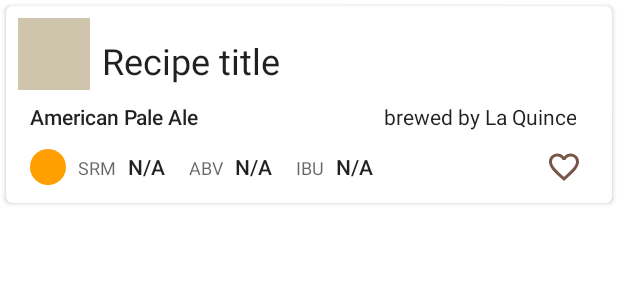
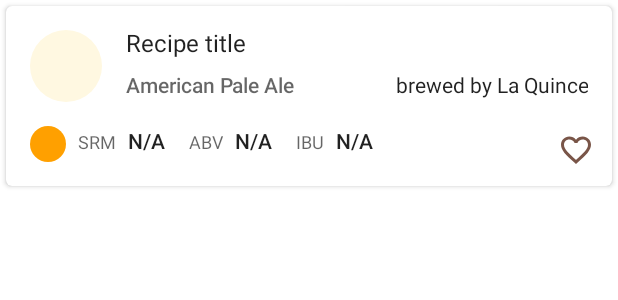
Before and after one commit to urizev/birritas, an Android app: the layout cell_beer_card.xml on its own in the app's theme, with its tools: preview values and no code run, on a phone screen of 412 x 824 dp. Shown: the top 300 px of the screen. Run offline under Robolectric (Android 15) with nearby library versions, the phone set to English and light mode, and no system bars.

Commit message:
Design fixes

```diff
--- a/app/src/main/java/com/urizev/birritas/view/brewery/BreweryPresenter.java
+++ b/app/src/main/java/com/urizev/birritas/view/brewery/BreweryPresenter.java
@@ -113,7 +113,7 @@ class BreweryPresenter extends Presenter<BreweryPresenterViewState> {
         RxUtils.assertComputationThread();
 
         ImageSet labels = beer.labels();
-        String icon = labels != null ? labels.icon() : null;
+        String icon = labels != null ? labels.medium() : null;
         int srmColor = mNoSrmColor;
         String srmValue = mNa;
         SRM srm = beer.srm();
--- a/app/src/main/java/com/urizev/birritas/view/featured/FeaturedPresenter.java
+++ b/app/src/main/java/com/urizev/birritas/view/featured/FeaturedPresenter.java
@@ -134,7 +134,13 @@ class FeaturedPresenter extends Presenter<FeaturedViewState> {
         if (breweries != null && !breweries.isEmpty()) {
             List<String> breweryNames = new ArrayList<>(breweries.size());
             for(Brewery brewery : breweries) {
-                breweryNames.add(brewery.shortName());
+                String name = brewery.shortName();
+                if (TextUtils.isEmpty(name)) {
+                    name = brewery.name();
+                }
+                if (!TextUtils.isEmpty(name)) {
+                    breweryNames.add(name);
+                }
             }
             brewedBy = TextUtils.join(", ", breweryNames);
         }
--- a/app/src/main/res/layout/cell_beer_card.xml
+++ b/app/src/main/res/layout/cell_beer_card.xml
@@ -2,134 +2,137 @@
 <FrameLayout
     xmlns:android="http://schemas.android.com/apk/res/android"
     xmlns:app="http://schemas.android.com/apk/res-auto"
+    xmlns:tools="http://schemas.android.com/tools"
     android:layout_width="match_parent"
-    android:layout_height="wrap_content"
-    xmlns:tools="http://schemas.android.com/tools">
+    android:layout_height="wrap_content">
 
     <android.support.v7.widget.CardView
         android:id="@+id/card"
-        app:cardCornerRadius="@dimen/cardview_outer_padding"
         android:layout_width="match_parent"
         android:layout_height="wrap_content"
-        android:layout_margin="@dimen/cardview_outer_padding">
-        <LinearLayout
-            android:orientation="vertical"
+        android:layout_margin="@dimen/cardview_outer_padding"
+        app:cardCornerRadius="@dimen/cardview_outer_padding">
+
+        <android.support.constraint.ConstraintLayout
             android:layout_width="match_parent"
             android:layout_height="wrap_content">
-            <LinearLayout
-                android:orientation="horizontal"
-                android:layout_width="match_parent"
-                android:layout_height="wrap_content">
-                <ImageView
+
+            <de.hdodenhof.circleimageview.CircleImageView
                 android:id="@+id/beer_label"
-                    android:layout_margin="@dimen/card_title_padding_bottom"
-                    android:background="@color/colorImagePlaceholder"
+                android:layout_width="@dimen/cell_beer_label_image_height"
+                android:layout_height="@dimen/cell_beer_label_image_height"
+                android:layout_marginStart="@dimen/activity_vertical_margin"
+                android:layout_marginTop="@dimen/activity_vertical_margin"
+                android:src="@color/colorImagePlaceholder"
                 android:contentDescription="@string/beer_label_image"
-                    android:layout_width="@dimen/cell_beer_label_image_height"
-                    android:layout_height="@dimen/cell_beer_label_image_height" />
+                app:layout_constraintStart_toStartOf="parent"
+                app:layout_constraintTop_toTopOf="parent"/>
 
             <TextView
                 android:id="@+id/beer_title"
-                    tools:text="Recipe title"
+                style="@style/TextAppearance.AppCompat.Subhead"
+                android:layout_width="0dp"
+                android:layout_height="wrap_content"
+                android:layout_marginLeft="@dimen/card_title_padding_horizontal"
+                android:layout_marginRight="@dimen/card_title_padding_horizontal"
+                android:ellipsize="end"
                 android:includeFontPadding="false"
                 android:maxLines="1"
-                    android:ellipsize="end"
-                    android:paddingTop="@dimen/card_title_padding_top"
-                    android:layout_marginRight="@dimen/card_title_padding_horizontal"
-                    android:layout_marginEnd="@dimen/card_title_padding_horizontal"
-                    android:paddingBottom="@dimen/card_title_padding_bottom"
-                    android:layout_weight="1"
-                    android:layout_width="0dp"
-                    android:layout_height="wrap_content"
-                    style="@style/TextAppearance.AppCompat.Headline"/>
-            </LinearLayout>
+                app:layout_constraintLeft_toRightOf="@id/beer_label"
+                app:layout_constraintRight_toRightOf="parent"
+                app:layout_constraintTop_toTopOf="@id/beer_label"
+                tools:text="Recipe title"/>
 
-            <LinearLayout
-                android:paddingLeft="@dimen/card_title_padding_horizontal"
-                android:paddingStart="@dimen/card_title_padding_horizontal"
-                android:paddingRight="@dimen/card_title_padding_horizontal"
-                android:paddingEnd="@dimen/card_title_padding_horizontal"
-                android:paddingBottom="@dimen/card_title_padding_bottom"
-                android:layout_width="match_parent"
-                android:layout_height="wrap_content">
             <TextView
                 android:id="@+id/beer_style"
-                    tools:text="American Pale Ale"
                 android:layout_width="wrap_content"
                 android:layout_height="wrap_content"
-                    style="@style/Base.TextAppearance.AppCompat.Body2"/>
+                android:layout_marginTop="8dp"
+                android:maxLines="1"
+                android:textColor="?android:attr/textColorSecondary"
+                app:layout_constraintLeft_toLeftOf="@id/beer_title"
+                app:layout_constraintTop_toBottomOf="@id/beer_title"
+                style="@style/Base.TextAppearance.AppCompat.Body2"
+                tools:text="American Pale Ale"/>
 
             <TextView
                 android:id="@+id/brewed_by"
-                    tools:text="brewed by La Quince"
-                    android:gravity="end"
-                    android:layout_marginLeft="@dimen/cell_featured_param_padding"
-                    android:layout_marginRight="@dimen/cell_featured_param_padding"
-                    android:layout_weight="1"
+                style="@style/Base.TextAppearance.AppCompat.Body1"
                 android:layout_width="0dp"
                 android:layout_height="wrap_content"
-                    style="@style/Base.TextAppearance.AppCompat.Body1"/>
-            </LinearLayout>
-            <LinearLayout
-                android:paddingBottom="@dimen/card_title_padding_bottom"
-                android:paddingLeft="@dimen/card_title_padding_horizontal"
-                android:paddingStart="@dimen/card_title_padding_horizontal"
-                android:paddingRight="@dimen/card_title_padding_horizontal"
-                android:paddingEnd="@dimen/card_title_padding_horizontal"
-                android:gravity="center"
-                android:layout_width="match_parent"
-                android:layout_height="wrap_content">
+                android:layout_marginLeft="@dimen/cell_featured_param_padding"
+                android:maxLines="1"
+                app:layout_constraintRight_toRightOf="@id/beer_title"
+                app:layout_constraintBaseline_toBaselineOf="@id/beer_style"
+                app:layout_constraintLeft_toRightOf="@id/beer_style"
+                android:gravity="end"
+                tools:text="brewed by La Quince"/>
+
             <android.support.v7.widget.AppCompatImageView
                 android:id="@+id/srm_color"
+                android:layout_width="@dimen/cell_beer_card_color_size"
+                android:layout_height="@dimen/cell_beer_card_color_size"
+                android:layout_marginBottom="@dimen/activity_vertical_margin"
+                android:layout_marginTop="@dimen/card_title_padding_horizontal"
                 android:src="@drawable/circle"
-                    app:tint="@color/colorPrimaryDark"
-                    android:layout_width="@dimen/cell_beer_card_color_size"
-                    android:layout_height="@dimen/cell_beer_card_color_size" />
+                app:layout_constraintBottom_toBottomOf="parent"
+                app:layout_constraintLeft_toLeftOf="@id/beer_label"
+                app:layout_constraintTop_toBottomOf="@id/beer_label"
+                app:tint="@color/colorPrimaryDark"/>
+
             <com.urizev.birritas.ui.FeatureBeerCellParamView
                 android:id="@+id/srm_param"
+                android:layout_width="wrap_content"
+                android:layout_height="wrap_content"
+                app:layout_constraintTop_toTopOf="@id/srm_color"
+                app:layout_constraintLeft_toRightOf="@id/srm_color"
+                android:paddingEnd="@dimen/cell_featured_param_padding"
+                android:paddingLeft="@dimen/cell_featured_param_padding"
+                android:paddingRight="@dimen/cell_featured_param_padding"
+                android:paddingStart="@dimen/cell_featured_param_padding"
                 app:nameText="@string/SRM"
-                    app:valueText="@string/n_a"
-                    android:paddingStart="@dimen/cell_featured_param_padding"
-                    android:paddingLeft="@dimen/cell_featured_param_padding"
-                    android:paddingEnd="@dimen/cell_featured_param_padding"
-                    android:paddingRight="@dimen/cell_featured_param_padding"
-                    android:layout_width="wrap_content"
-                    android:layout_height="wrap_content" />
+                app:valueText="@string/n_a"/>
+
             <com.urizev.birritas.ui.FeatureBeerCellParamView
                 android:id="@+id/abv_param"
+                android:layout_width="wrap_content"
+                android:layout_height="wrap_content"
+                app:layout_constraintTop_toTopOf="@id/srm_param"
+                app:layout_constraintLeft_toRightOf="@id/srm_param"
+                android:paddingEnd="@dimen/cell_featured_param_padding"
+                android:paddingLeft="@dimen/cell_featured_param_padding"
+                android:paddingRight="@dimen/cell_featured_param_padding"
+                android:paddingStart="@dimen/cell_featured_param_padding"
                 app:nameText="@string/ABV"
-                    app:valueText="@string/n_a"
-                    android:paddingStart="@dimen/cell_featured_param_padding"
-                    android:paddingLeft="@dimen/cell_featured_param_padding"
-                    android:paddingEnd="@dimen/cell_featured_param_padding"
-                    android:paddingRight="@dimen/cell_featured_param_padding"
-                    android:layout_width="wrap_content"
-                    android:layout_height="wrap_content" />
+                app:valueText="@string/n_a"/>
+
             <com.urizev.birritas.ui.FeatureBeerCellParamView
                 android:id="@+id/ibu_param"
+                android:layout_width="wrap_content"
+                android:layout_height="wrap_content"
+                app:layout_constraintTop_toTopOf="@id/abv_param"
+                app:layout_constraintLeft_toRightOf="@id/abv_param"
+                android:paddingEnd="@dimen/cell_featured_param_padding"
+                android:paddingLeft="@dimen/cell_featured_param_padding"
+                android:paddingRight="@dimen/cell_featured_param_padding"
+                android:paddingStart="@dimen/cell_featured_param_padding"
                 app:nameText="@string/IBU"
-                    app:valueText="@string/n_a"
-                    android:paddingStart="@dimen/cell_featured_param_padding"
-                    android:paddingLeft="@dimen/cell_featured_param_padding"
-                    android:paddingEnd="@dimen/cell_featured_param_padding"
-                    android:paddingRight="@dimen/cell_featured_param_padding"
-                    android:layout_width="wrap_content"
-                    android:layout_height="wrap_content" />
-                <View
-                    android:layout_weight="1"
-                    android:layout_width="0dp"
-                    android:layout_height="32dp"/>
+                app:valueText="@string/n_a"/>
+
+
             <ImageButton
+                android:id="@+id/fav_action"
+                android:layout_width="48dp"
+                android:layout_height="48dp"
+                android:padding="@dimen/activity_vertical_margin"
+                app:layout_constraintRight_toRightOf="parent"
+                app:layout_constraintBottom_toBottomOf="parent"
+                android:background="?selectableItemBackgroundBorderless"
                 android:contentDescription="@string/action_favorite"
-                    android:id="@+id/fav_action"
-                    android:background="?selectableItemBackgroundBorderless"
-                    app:srcCompat="@drawable/fav_selector"
                 android:tint="@color/colorAccent"
-                    android:layout_width="32dp"
-                    android:layout_height="32dp"/>
-            </LinearLayout>
+                app:srcCompat="@drawable/fav_selector"/>
 
-        </LinearLayout>
+        </android.support.constraint.ConstraintLayout>
     </android.support.v7.widget.CardView>
 
 </FrameLayout>
--- a/app/src/main/res/values/colors.xml
+++ b/app/src/main/res/values/colors.xml
@@ -9,7 +9,7 @@
 
     <color name="bottomNavigation">#333</color>
     <color name="no_srm">#CCC</color>
-    <color name="colorImagePlaceholder">#cfc5ad</color>
+    <color name="colorImagePlaceholder">#fff8e1</color>
     <color name="colorHint">#7000</color>
     <color name="colorMapPlaceCard">#EFFF</color>
 </resources>
```
Lines whose indentation alone changed are shown as unchanged.
